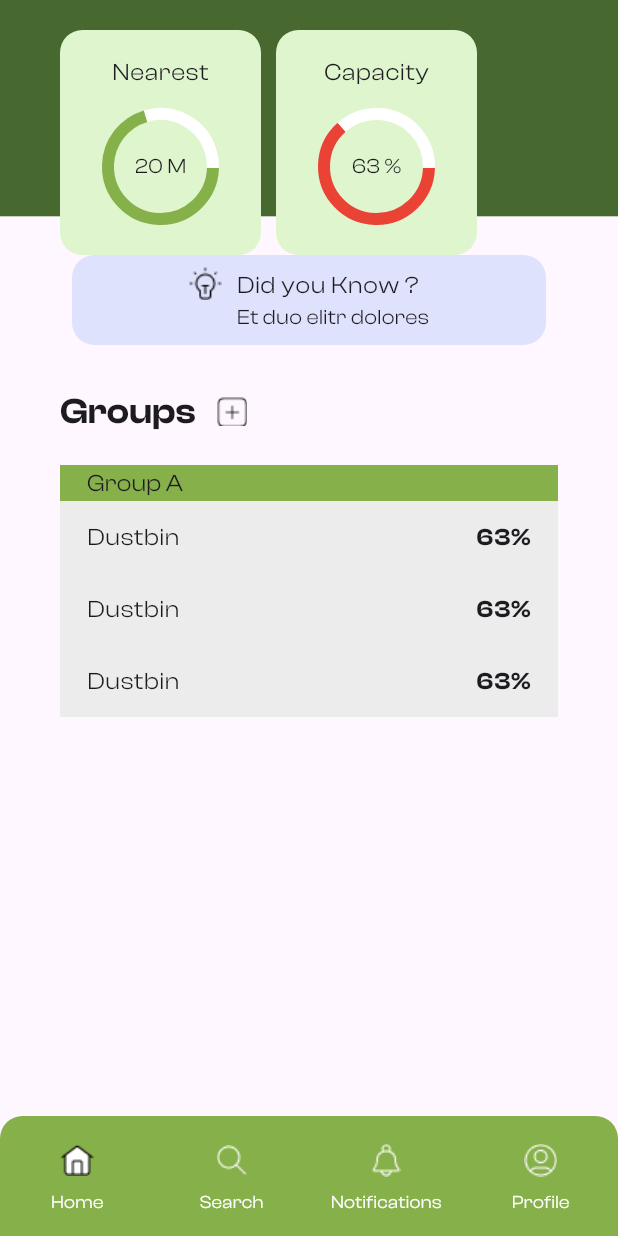
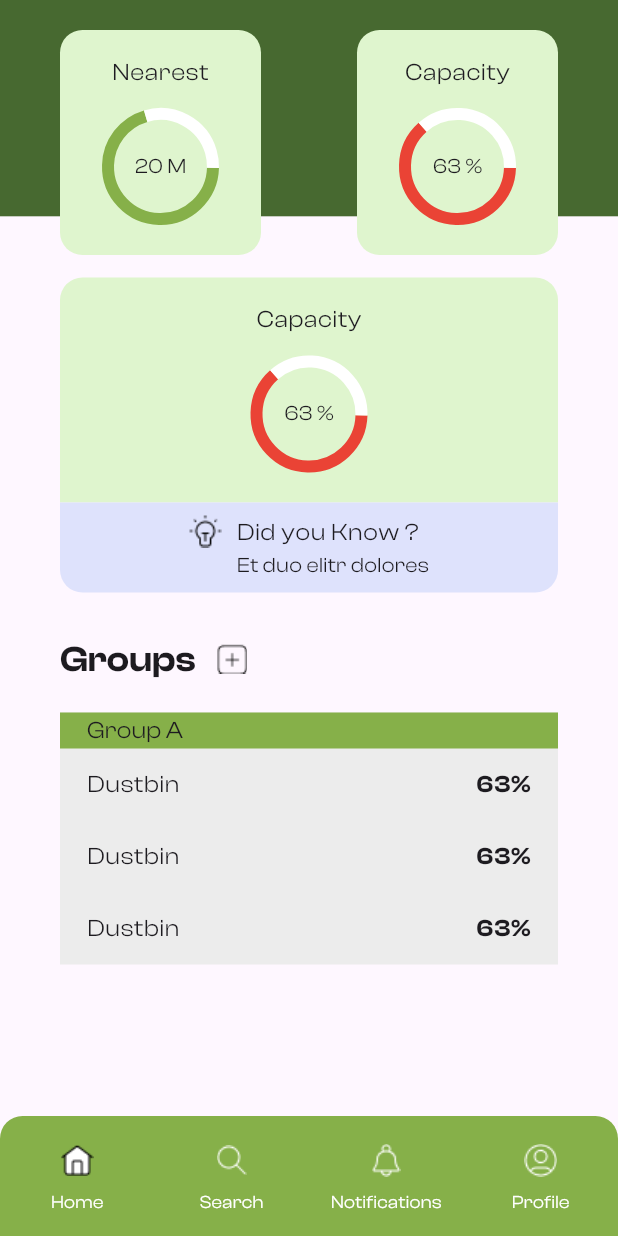
Before and after one commit to The-Powerpuff-Rangers/ecoseva, a Flutter app: the HomeScreen screen opened by its route, on a phone screen of 412 x 824 dp. Run offline on Flutter 3.47's test engine with Material 2 defaults, Android fonts, the phone set to English and light mode, and no system bars; drawn by our look-alikes of auto_size_text, pie_chart; our stand-ins replace dio, flutter_keyboard_visibility, flutter_riverpod, flutter_secure_storage, go_router, shared_preferences and 1 more; accounts and stored records are empty; network calls fail.

Commit message:
home page ui improv

```diff
--- a/ecoseva_app/lib/screens/home/home_screen.dart
+++ b/ecoseva_app/lib/screens/home/home_screen.dart
@@ -39,16 +39,6 @@ class HomeScreen extends ConsumerWidget {
                   crossAxisAlignment: CrossAxisAlignment.start,
                   mainAxisSize: MainAxisSize.max,
                   children: [
-                    // currentUser.whenData((data) => Padding(
-                    //       padding: const EdgeInsets.symmetric(vertical: 16.0, horizontal: 40),
-                    //       child: AutoSizeText(
-                    //         'Hello, ${data.name}',
-                    //         style: textTheme.headlineMedium?.copyWith(
-                    //           color: Colors.white,
-                    //           fontWeight: FontWeight.w300,
-                    //         ),
-                    //       ),
-                    //     )),
                     currentUser.when(
                       data: (data) => Padding(
                         padding: const EdgeInsets.symmetric(vertical: 16.0, horizontal: 40),
@@ -72,22 +62,14 @@ class HomeScreen extends ConsumerWidget {
                         ),
                       ),
                     ),
-                    // Padding(
-                    //   padding: const EdgeInsets.symmetric(vertical: 16.0, horizontal: 40),
-                    //   child: AutoSizeText(
-                    //     'Hello, John Doe',
-                    //     style: textTheme.headlineMedium?.copyWith(
-                    //       color: Colors.white,
-                    //       fontWeight: FontWeight.w300,
-                    //     ),
-                    //   ),
-                    // ),
                     Padding(
                       padding: const EdgeInsets.symmetric(horizontal: 40.0),
-                      child: Center(
-                          child: Column(
+                      child: Column(
+                        mainAxisAlignment: MainAxisAlignment.start,
+                        crossAxisAlignment: CrossAxisAlignment.start,
                         children: [
                           Row(
+                            mainAxisAlignment: MainAxisAlignment.spaceBetween,
                             children: [
                               GraphCard(
                                 title: 'Nearest',
@@ -95,19 +77,28 @@ class HomeScreen extends ConsumerWidget {
                                 primaryColor: AppColors.parrotGreen,
                                 dataMap: const {'a': 70, 'b': 30},
                               ),
-                              const SizedBox(width: 10),
                               GraphCard(
                                 title: 'Capacity',
                                 centerText: '63 %',
                                 primaryColor: AppColors.red,
                                 dataMap: const {'a': 63, 'b': 37},
                               ),
-                              const SizedBox(width: 10),
                             ],
+                          ),
+                          const SizedBox(height: 15),
+                          GraphCard(
+                            title: 'Capacity',
+                            centerText: '63 %',
+                            primaryColor: AppColors.red,
+                            borderRadius: const BorderRadius.only(
+                              topLeft: Radius.circular(15),
+                              topRight: Radius.circular(15),
+                            ),
+                            dataMap: const {'a': 63, 'b': 37},
                           ),
                           const InfoCard(),
                         ],
-                      )),
+                      ),
                     ),
                     const SizedBox(height: 20),
                     Padding(
--- a/ecoseva_app/lib/screens/home/widgets/graph_card.dart
+++ b/ecoseva_app/lib/screens/home/widgets/graph_card.dart
@@ -1,7 +1,6 @@
 import 'dart:math';
 
 import 'package:auto_size_text/auto_size_text.dart';
-
 import 'package:flutter/material.dart';
 import 'package:flutter_riverpod/flutter_riverpod.dart';
 import 'package:pie_chart/pie_chart.dart';
@@ -13,12 +12,15 @@ class GraphCard extends ConsumerWidget {
   final String centerText;
   final Map<String, double> dataMap;
   final Color primaryColor;
+
+  final BorderRadiusGeometry? borderRadius;
   const GraphCard({
     super.key,
     required this.centerText,
     required this.title,
     required this.dataMap,
     required this.primaryColor,
+    this.borderRadius,
   });
 
   @override
@@ -29,7 +31,8 @@ class GraphCard extends ConsumerWidget {
       alignment: Alignment.center,
       decoration: BoxDecoration(
         color: AppColors.lightGreen,
-        borderRadius: BorderRadius.circular(15),
+        borderRadius:
+            borderRadius ?? BorderRadius.circular(15),
       ),
       child: Column(
         mainAxisSize: MainAxisSize.min,
--- a/ecoseva_app/lib/screens/home/widgets/info_card.dart
+++ b/ecoseva_app/lib/screens/home/widgets/info_card.dart
@@ -15,8 +15,9 @@ class InfoCard extends ConsumerWidget {
       return Container(
         alignment: Alignment.center,
         padding: const EdgeInsets.symmetric(vertical: 8),
-        margin: const EdgeInsets.symmetric(horizontal: 8),
-        decoration: BoxDecoration(color: AppColors.lightviolet, borderRadius: BorderRadius.circular(15)),
+        decoration: BoxDecoration(
+            color: AppColors.lightviolet,
+            borderRadius: const BorderRadius.only(bottomLeft: Radius.circular(15), bottomRight: Radius.circular(15))),
         child: Row(
           mainAxisAlignment: MainAxisAlignment.center,
           crossAxisAlignment: CrossAxisAlignment.start,
```
